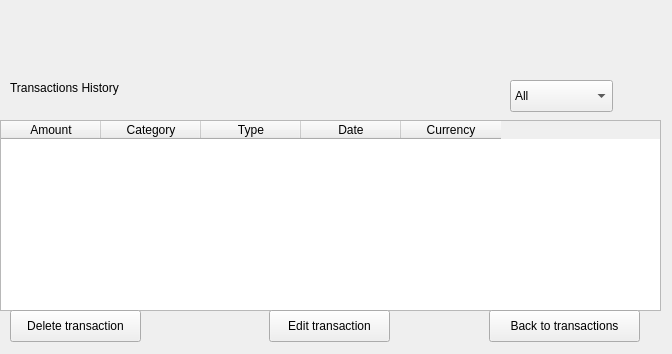
This is history.ui in mostafaaminn/smartbudget as Qt 5 draws it before an edit. The edited form follows.
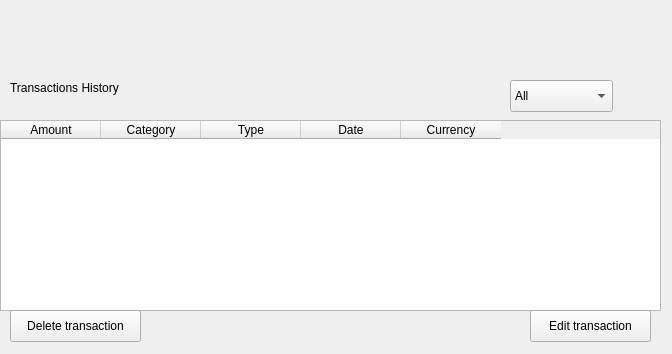
This is the edited form.

Commit message: Remove back buttons from history/statistics and remove history/summary buttons from transactions window

The edit to the form file:
```diff
--- a/history.ui
+++ b/history.ui
@@ -81,7 +81,7 @@
   <widget class="QPushButton" name="editButton">
    <property name="geometry">
     <rect>
-     <x>269</x>
+     <x>530</x>
      <y>310</y>
      <width>121</width>
      <height>32</height>
@@ -91,21 +91,6 @@
     <string>Edit transaction</string>
    </property>
   </widget>
-
-  <widget class="QPushButton" name="backButton">
-   <property name="geometry">
-    <rect>
-     <x>489</x>
-     <y>310</y>
-     <width>151</width>
-     <height>32</height>
-    </rect>
-   </property>
-   <property name="text">
-    <string>Back to transactions</string>
-   </property>
-  </widget>
-
   <widget class="QComboBox" name="filterBox">
    <property name="geometry">
     <rect>
```
Left out of the diff: 5 changed lines with no effect on the pictures. The commit also changes 9 other files.
